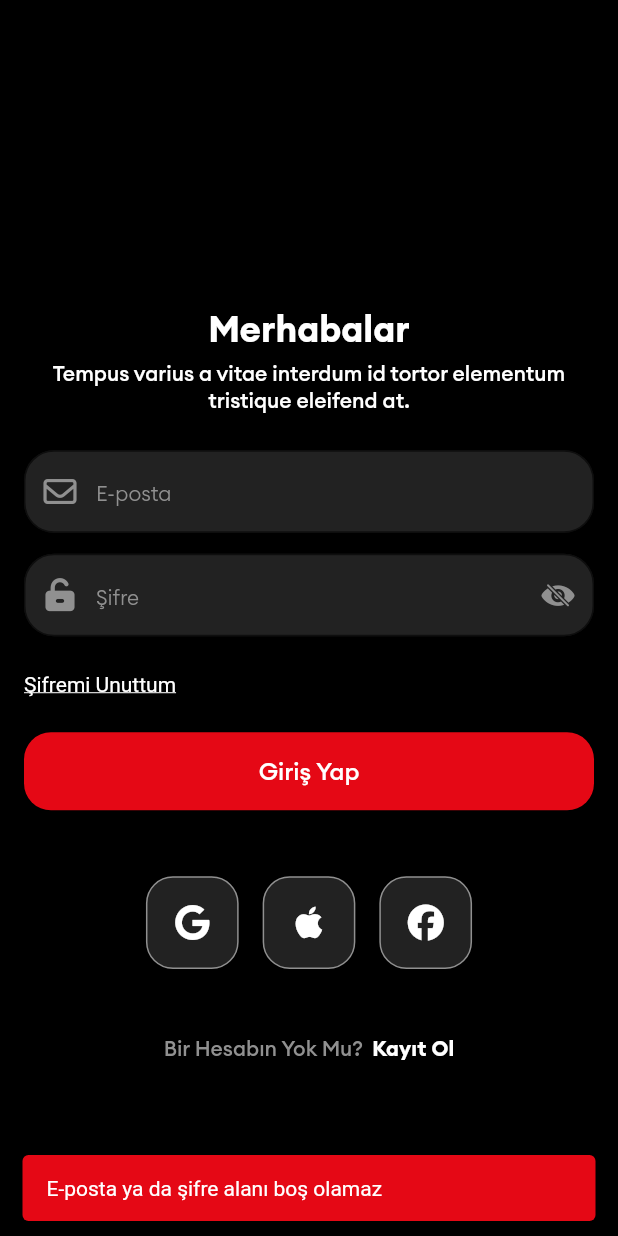
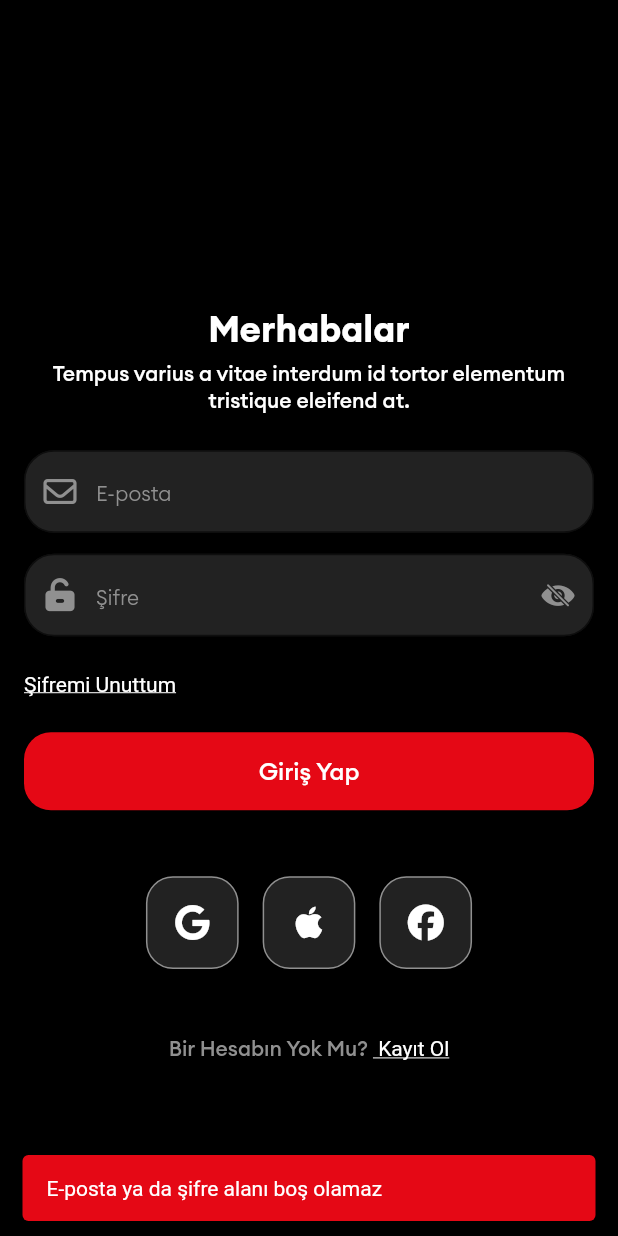
Before and after one commit to Ozberksenn/datingApp-case, a Flutter app: the screen it shows after launch, after a tap on "Giriş Yap", on a phone screen of 412 x 824 dp. Run offline on Flutter 3.47's test engine with Material 3 defaults, Android fonts, the phone set to English and light mode, and no system bars; our stand-ins replace cached_network_image, dio, flutter_bloc, font_awesome_flutter, go_router, image_picker and 1 more; network calls fail.

Commit message:
code review login

```diff
--- a/lib/features/view/login/login_view.dart
+++ b/lib/features/view/login/login_view.dart
@@ -1,18 +1,17 @@
 import 'package:datingapp/features/view-model/login/login_cubit.dart';
 import 'package:datingapp/features/view-model/login/login_state.dart';
+import 'package:datingapp/features/view/login/widgets/login_form.dart';
 import 'package:datingapp/features/widgets/custom_view.dart';
 import 'package:datingapp/features/widgets/padding.dart';
 import 'package:datingapp/features/widgets/social_media.dart';
+import 'package:datingapp/product/constants/app_colors.dart';
 import 'package:datingapp/product/constants/app_fonts.dart';
 import 'package:datingapp/product/router/app_routes.dart';
-import 'package:flutter/cupertino.dart';
 import 'package:flutter/material.dart';
 import 'package:flutter_bloc/flutter_bloc.dart';
-import 'package:font_awesome_flutter/font_awesome_flutter.dart';
 import 'package:go_router/go_router.dart';
-import '../../../product/editors/text_field_widget.dart';
-import '../../widgets/button.dart';
 import '../../widgets/snackbar_widgets.dart';
+import 'widgets/login_header.dart';
 
 class LoginView extends StatefulWidget {
   const LoginView({super.key});
@@ -24,16 +23,6 @@ class LoginView extends StatefulWidget {
 class _LoginViewState extends State<LoginView> {
   final _emailController = TextEditingController();
   final _passwordController = TextEditingController();
-
-  void submit(BuildContext context) async {
-    if (_emailController.text == "" || _passwordController.text == "") {
-      errorSnackabr(context, "E-posta ya da şifre alanı boş olamaz");
-    }
-    context.read<LoginCubit>().login(
-      _emailController.text,
-      _passwordController.text,
-    );
-  }
 
   void successLogin(LoginState state) {
     successSnackbar(context, "Success Login");
@@ -57,85 +46,30 @@ class _LoginViewState extends State<LoginView> {
           return CustomView(
             body: Column(
               mainAxisAlignment: MainAxisAlignment.end,
-              crossAxisAlignment: CrossAxisAlignment.start,
               children: [
-                Align(
-                  alignment: Alignment.center,
-                  child: Text(
-                    "Merhabalar",
-                    style: Theme.of(context).textTheme.titleLarge,
-                    textAlign: TextAlign.center,
-                  ),
-                ),
-                CustomSizedBox.paddingHeight(heightValue: 6.0),
-                Text(
-                  "Tempus varius a vitae interdum id tortor elementum tristique eleifend at.",
-                  style: Theme.of(context).textTheme.bodySmall,
-                  textAlign: TextAlign.center,
-                ),
+                LoginHeader(),
                 CustomSizedBox.paddingHeight(heightValue: 24.0),
-                TextFieldWidget(
-                  controller: _emailController,
-                  prefixIcon: FontAwesomeIcons.envelope,
-                  labelText: "E-posta",
-                ),
-                CustomSizedBox.paddingHeight(heightValue: 14.0),
-                TextFieldWidget(
-                  controller: _passwordController,
-                  prefixIcon: FontAwesomeIcons.unlockKeyhole,
-                  suffixIcon:
-                      state.isObscuere == false
-                          ? CupertinoIcons.eye
-                          : CupertinoIcons.eye_slash_fill,
-                  obscure: state.isObscuere,
-                  onTapSuffix:
-                      () => context.read<LoginCubit>().changeObscureState(),
-                  labelText: "Şifre",
-                ),
-                CustomSizedBox.paddingHeight(heightValue: 24.0),
-                RichText(
-                  text: TextSpan(
-                    text: 'Şifremi Unuttum',
-                    style: TextStyle(
-                      color: Colors.white,
-                      decoration: TextDecoration.underline,
-                    ),
-                  ),
-                ),
-                CustomSizedBox.paddingHeight(heightValue: 24.0),
-                SizedBox(
-                  width: double.infinity,
-                  child:
-                      state.isLoading == false
-                          ? Button(
-                            name: "Giriş Yap",
-                            onTap: () => submit(context),
-                          )
-                          : ButtonLoading(),
+                LoginForm(
+                  emailController: _emailController,
+                  passwordController: _passwordController,
                 ),
                 CustomSizedBox.paddingHeight(heightValue: 36.0),
                 SocialMediaWidget(),
                 CustomSizedBox.paddingHeight(heightValue: 36.0),
-                Row(
-                  mainAxisAlignment: MainAxisAlignment.center,
-                  children: [
-                    Text(
-                      "Bir Hesabın Yok Mu?",
-                      style: AppFonts.greyText,
-                      textAlign: TextAlign.center,
-                    ),
-                    CustomSizedBox.paddingWidth(widthValue: 6.0),
-                    InkWell(
-                      onTap:
-                          () =>
-                              context.push(AppRoutes.path(AppRoutes.register)),
-                      child: Text(
-                        "Kayıt Ol",
-                        style: Theme.of(context).textTheme.titleSmall,
-                        textAlign: TextAlign.center,
+                RichText(
+                  text: TextSpan(
+                    text: 'Bir Hesabın Yok Mu? ',
+                    style: AppFonts.greyText,
+                    children: [
+                      TextSpan(
+                        text: ' Kayıt Ol',
+                        style: TextStyle(
+                          color: AppColors.white,
+                          decoration: TextDecoration.underline,
+                        ),
                       ),
-                    ),
-                  ],
+                    ],
+                  ),
                 ),
                 CustomSizedBox.paddingHeight(heightValue: 100.0),
               ],
--- /dev/null
+++ b/lib/features/view/login/widgets/login_form.dart
@@ -0,0 +1,75 @@
+import 'package:datingapp/features/view-model/login/login_cubit.dart';
+import 'package:flutter/cupertino.dart';
+import 'package:flutter/material.dart';
+import 'package:flutter_bloc/flutter_bloc.dart';
+import 'package:font_awesome_flutter/font_awesome_flutter.dart';
+
+import '../../../../product/editors/text_field_widget.dart';
+import '../../../widgets/button.dart';
+import '../../../widgets/padding.dart';
+import '../../../widgets/snackbar_widgets.dart';
+
+class LoginForm extends StatelessWidget {
+  final TextEditingController emailController;
+  final TextEditingController passwordController;
+  const LoginForm({
+    super.key,
+    required this.emailController,
+    required this.passwordController,
+  });
+
+  void submit(BuildContext context) async {
+    if (emailController.text == "" || passwordController.text == "") {
+      errorSnackabr(context, "E-posta ya da şifre alanı boş olamaz");
+    }
+    context.read<LoginCubit>().login(
+      emailController.text,
+      passwordController.text,
+    );
+  }
+
+  @override
+  Widget build(BuildContext context) {
+    final LoginCubit cubit = context.watch<LoginCubit>();
+    return Column(
+      crossAxisAlignment: CrossAxisAlignment.start,
+      children: [
+        TextFieldWidget(
+          controller: emailController,
+          prefixIcon: FontAwesomeIcons.envelope,
+          labelText: "E-posta",
+        ),
+        CustomSizedBox.paddingHeight(heightValue: 14.0),
+        TextFieldWidget(
+          controller: passwordController,
+          prefixIcon: FontAwesomeIcons.unlockKeyhole,
+          suffixIcon:
+              cubit.state.isObscuere == false
+                  ? CupertinoIcons.eye
+                  : CupertinoIcons.eye_slash_fill,
+          obscure: cubit.state.isObscuere,
+          onTapSuffix: () => context.read<LoginCubit>().changeObscureState(),
+          labelText: "Şifre",
+        ),
+        CustomSizedBox.paddingHeight(heightValue: 24.0),
+        RichText(
+          text: TextSpan(
+            text: 'Şifremi Unuttum',
+            style: TextStyle(
+              color: Colors.white,
+              decoration: TextDecoration.underline,
+            ),
+          ),
+        ),
+        CustomSizedBox.paddingHeight(heightValue: 24.0),
+        SizedBox(
+          width: double.infinity,
+          child:
+              cubit.state.isLoading == false
+                  ? Button(name: "Giriş Yap", onTap: () => submit(context))
+                  : ButtonLoading(),
+        ),
+      ],
+    );
+  }
+}
--- /dev/null
+++ b/lib/features/view/login/widgets/login_header.dart
@@ -0,0 +1,28 @@
+import 'package:flutter/material.dart';
+import '../../../widgets/padding.dart';
+
+class LoginHeader extends StatelessWidget {
+  const LoginHeader({super.key});
+
+  @override
+  Widget build(BuildContext context) {
+    return Column(
+      children: [
+        Align(
+          alignment: Alignment.center,
+          child: Text(
+            "Merhabalar",
+            style: Theme.of(context).textTheme.titleLarge,
+            textAlign: TextAlign.center,
+          ),
+        ),
+        CustomSizedBox.paddingHeight(heightValue: 6.0),
+        Text(
+          "Tempus varius a vitae interdum id tortor elementum tristique eleifend at.",
+          style: Theme.of(context).textTheme.bodySmall,
+          textAlign: TextAlign.center,
+        ),
+      ],
+    );
+  }
+}
--- a/lib/features/view/register/register_view.dart
+++ b/lib/features/view/register/register_view.dart
@@ -117,7 +117,7 @@ class _RegisterViewState extends State<RegisterView> {
                       TextSpan(
                         text: 'okudum ve kabul ediyorum.',
                         style: TextStyle(
-                          color: Colors.white,
+                          color: AppColors.white,
                           decoration: TextDecoration.underline,
                         ),
                       ),
--- a/lib/product/services/app_service.dart
+++ b/lib/product/services/app_service.dart
@@ -1,6 +1,5 @@
 import 'package:datingapp/product/storage/storage_service.dart';
 import 'package:dio/dio.dart';
-
 import '../../features/model/api_response_model.dart';
 
 class AppService {
```
